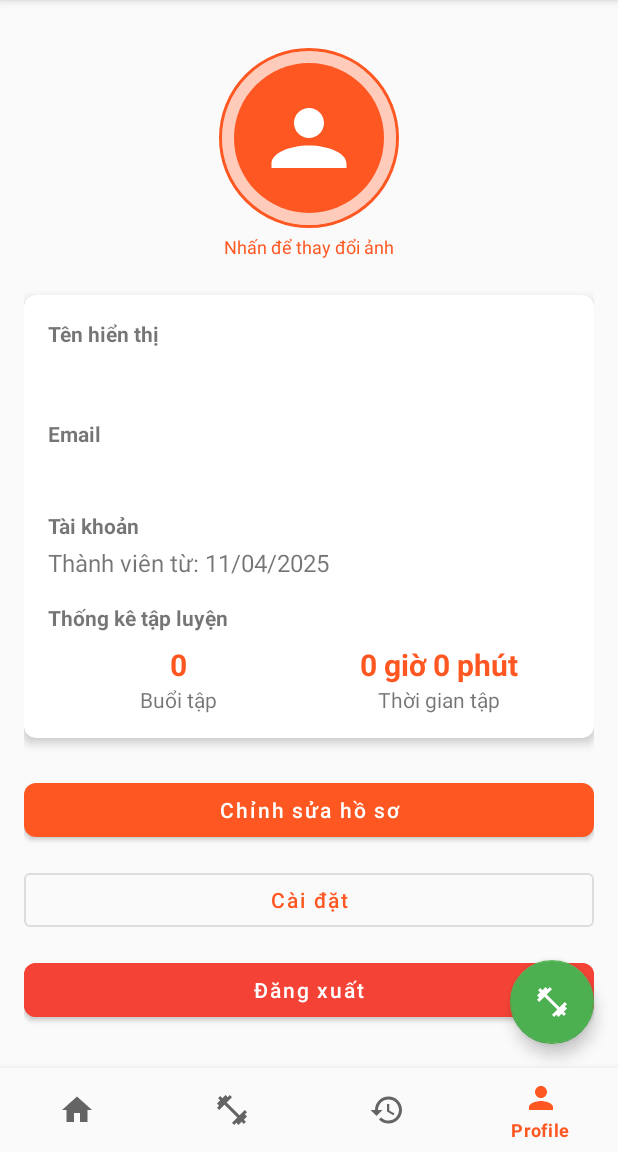
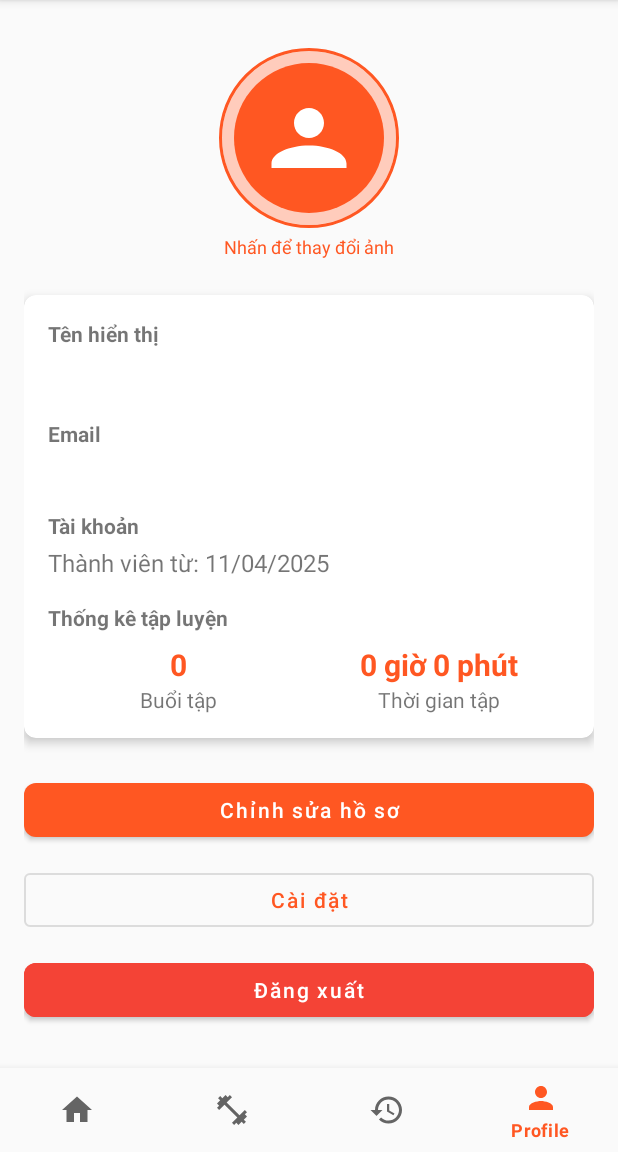
Before and after one commit to jian131/simplefitv1, an Android app: the screen it shows after launch once a user with an empty profile is signed in (MainActivity), item 4 of the bottom bar chosen, on a phone screen of 412 x 824 dp, the part 84-1236 px from its top. Run offline under Robolectric (Android 15) with nearby library versions, the phone set to English and light mode, and no system bars; our stand-ins replace CircleImageView, Firebase (no records; nobody signed in at launch, a user with empty details on screens opened directly); pictures from the network do not load.

Commit message:
fix crash routine

```diff
--- a/app/src/main/AndroidManifest.xml
+++ b/app/src/main/AndroidManifest.xml
@@ -62,7 +62,9 @@
         <!-- WorkoutActivity -->
         <activity
             android:name=".activities.WorkoutActivity"
-            android:exported="false" />
+            android:exported="false"
+            android:theme="@style/Theme.SimpleFit.NoActionBar"
+            android:parentActivityName=".activities.MainActivity" />
 
         <!-- RoutineActivity -->
         <activity
--- a/app/src/main/java/com/jian/simplefitv1/activities/MainActivity.java
+++ b/app/src/main/java/com/jian/simplefitv1/activities/MainActivity.java
@@ -54,16 +54,24 @@ public class MainActivity extends AppCompatActivity implements BottomNavigationV
     @Override
     public boolean onNavigationItemSelected(@NonNull MenuItem item) {
         Fragment fragment = null;
+        int itemId = item.getItemId();
 
-        int itemId = item.getItemId();
         if (itemId == R.id.nav_home) {
             fragment = new HomeFragment();
+            // Hiện FAB start workout trên màn hình Home
+            fabStartWorkout.setVisibility(View.VISIBLE);
         } else if (itemId == R.id.nav_routines) {
             fragment = new RoutineFragment();
+            // Ẩn FAB start workout trên màn hình Routines
+            fabStartWorkout.setVisibility(View.GONE);
         } else if (itemId == R.id.nav_history) {
             fragment = new WorkoutHistoryFragment();
+            // Ẩn FAB start workout trên màn hình History
+            fabStartWorkout.setVisibility(View.GONE);
         } else if (itemId == R.id.nav_profile) {
             fragment = new ProfileFragment();
+            // Ẩn FAB start workout trên màn hình Profile
+            fabStartWorkout.setVisibility(View.GONE);
         }
 
         if (fragment != null) {
@@ -73,7 +81,7 @@ public class MainActivity extends AppCompatActivity implements BottomNavigationV
         return false;
     }
 
-    private void loadFragment(Fragment fragment) {
+    public void loadFragment(Fragment fragment) {
         FragmentTransaction transaction = getSupportFragmentManager().beginTransaction();
         transaction.replace(R.id.fragment_container, fragment);
         transaction.commit();
@@ -103,7 +111,7 @@ public class MainActivity extends AppCompatActivity implements BottomNavigationV
 
     @Override
     public void onBackPressed() {
-        // If we're not on the home fragment, navigate to it, otherwise default back button behavior
+        // Nếu không phải là Home Fragment, chuyển về Home
         if (bottomNavigationView.getSelectedItemId() != R.id.nav_home) {
             bottomNavigationView.setSelectedItemId(R.id.nav_home);
         } else {
--- a/app/src/main/java/com/jian/simplefitv1/fragments/RoutineFragment.java
+++ b/app/src/main/java/com/jian/simplefitv1/fragments/RoutineFragment.java
@@ -74,6 +74,8 @@ public class RoutineFragment extends Fragment implements RoutineAdapter.OnRoutin
 
         // Setup RecyclerView
         setupRecyclerView();
+
+        fabAddRoutine.setVisibility(View.VISIBLE);
 
         // Setup SwipeRefreshLayout
         swipeRefreshLayout.setOnRefreshListener(this::loadRoutines);
--- a/app/src/main/res/layout/activity_main.xml
+++ b/app/src/main/res/layout/activity_main.xml
@@ -30,11 +30,11 @@
         android:id="@+id/fab_start_workout"
         android:layout_width="wrap_content"
         android:layout_height="wrap_content"
-        android:layout_marginEnd="16dp"
-        android:layout_marginBottom="16dp"
-        android:contentDescription="Start a quick workout"
+        android:layout_margin="16dp"
+        android:contentDescription="Bắt đầu tập nhanh"
         android:src="@drawable/ic_fitness"
         app:layout_constraintBottom_toTopOf="@+id/bottom_navigation"
-        app:layout_constraintEnd_toEndOf="parent" />
+        app:layout_constraintEnd_toEndOf="parent"
+        android:visibility="gone" />
 
 </androidx.constraintlayout.widget.ConstraintLayout>
--- a/app/src/main/res/layout/fragment_routine.xml
+++ b/app/src/main/res/layout/fragment_routine.xml
@@ -37,8 +37,8 @@
                 android:layout_height="match_parent"
                 android:clipToPadding="false"
                 android:padding="8dp"
-                tools:listitem="@layout/item_routine"
-                tools:itemCount="5" />
+                tools:itemCount="5"
+                tools:listitem="@layout/item_routine" />
 
             <TextView
                 android:id="@+id/tv_no_routines"
@@ -61,7 +61,7 @@
         android:layout_width="wrap_content"
         android:layout_height="wrap_content"
         android:layout_margin="16dp"
-        android:contentDescription="Create new routine"
+        android:contentDescription="Thêm lịch trình"
         android:src="@drawable/ic_add"
         app:layout_constraintBottom_toBottomOf="parent"
         app:layout_constraintEnd_toEndOf="parent" />
```
Also changed, not shown: app/src/main/res/drawable/menu_routine_detail.xml (added, +16 -0 lines).
